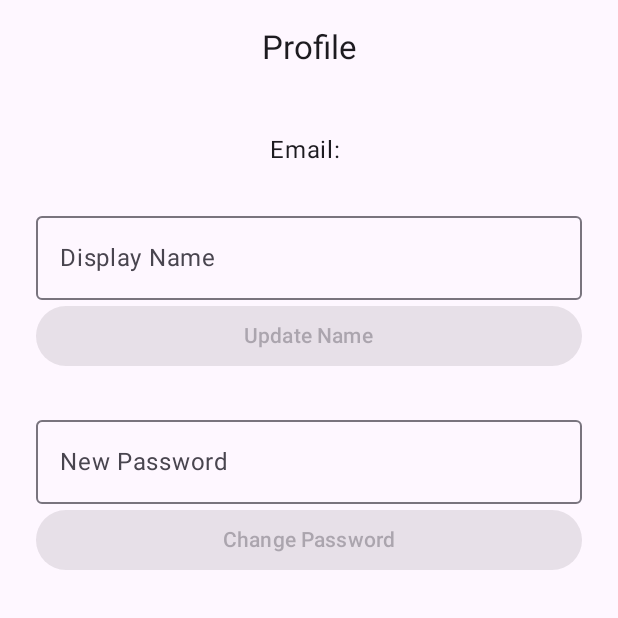
After one commit to ta-mac/CommunityPolls, an Android app built with Jetpack Compose: the ProfileScreen screen opened through its navigation route, on a phone screen of 412 x 824 dp, the top half of it. The commit adds this screen. Run offline under Robolectric (Android 15) with nearby library versions, the phone set to English and light mode, and no system bars; our stand-ins replace Firebase (no records; nobody signed in at launch, a user with empty details on screens opened directly).

Commit message:
More UI updates made. Added profile icon and profile screen to edit user name and change password. Also added a Forgot password feature.

```diff
--- a/app/build.gradle.kts
+++ b/app/build.gradle.kts
@@ -96,4 +96,8 @@ dependencies {
 
     // Firebase Performance Monitoring
     implementation("com.google.firebase:firebase-perf-ktx:20.5.1") // latest at time of writing
+
+    //Profile Picture
+    implementation("io.coil-kt:coil-compose:2.5.0")
+
 }
--- a/app/src/main/java/com/example/communitypolls/data/auth/AuthRepository.kt
+++ b/app/src/main/java/com/example/communitypolls/data/auth/AuthRepository.kt
@@ -3,20 +3,21 @@ package com.example.communitypolls.data.auth
 import com.example.communitypolls.model.AppUser
 import kotlinx.coroutines.flow.Flow
 
-// Result wrapper for auth operations
 sealed interface AuthResult {
     data class Success(val user: AppUser) : AuthResult
     data class Error(val message: String) : AuthResult
 }
 
-// Contract the UI will use (no Firebase types here)
 interface AuthRepository {
-    /** Emits the current user, or null when signed out. */
     val currentUser: Flow<AppUser?>
 
     suspend fun signUp(email: String, password: String, displayName: String): AuthResult
     suspend fun signIn(email: String, password: String): AuthResult
     suspend fun signInAnonymously(): AuthResult
     suspend fun signOut()
-    suspend fun refreshRole(): AppUser? // re-fetch role/profile if needed
+    suspend fun refreshRole(): AppUser?
+    suspend fun resetPassword(email: String): AuthResult //New
+    suspend fun updateDisplayName(name: String)//New
+    suspend fun changePassword(newPassword: String)//New
+
 }
--- a/app/src/main/java/com/example/communitypolls/ui/navigation/AppNav.kt
+++ b/app/src/main/java/com/example/communitypolls/ui/navigation/AppNav.kt
@@ -19,6 +19,10 @@ import com.example.communitypolls.ui.polls.PollVoteRoute
 import com.example.communitypolls.ui.screens.*
 import com.example.communitypolls.ui.sugg.SuggestPollRoute
 import com.example.communitypolls.ui.sugg.AdminSuggRoute
+import com.example.communitypolls.ui.screens.HomeUserScreen
+import com.example.communitypolls.ui.screens.HomeAdminScreen
+import com.example.communitypolls.ui.screens.HomeGuestScreen
+
 
 sealed class Route(val route: String) {
     object Welcome : Route("welcome")
@@ -33,6 +37,8 @@ sealed class Route(val route: String) {
     object PollEdit : Route("poll_edit/{pollId}")
     object Suggest : Route("suggest")
     object SuggestionsAdmin : Route("suggestions_admin")
+    object Profile : Route("profile")
+
 }
 
 @Composable
@@ -62,9 +68,11 @@ fun AppNav() {
                 loading = state.loading,
                 error = state.error,
                 onSubmit = authVm::signIn,
-                onGoToSignUp = { nav.navigate(Route.SignUp.route) }
+                onGoToSignUp = { nav.navigate(Route.SignUp.route) },
+                onResetPassword = authVm::resetPassword //New feature
             )
         }
+
 
         composable(Route.SignUp.route) {
             LaunchedEffect(user) { if (user != null) navigateToRoleHome(nav, user.role) }
@@ -89,6 +97,7 @@ fun AppNav() {
 
         composable(Route.HomeUser.route) {
             HomeUserScreen(
+                navController = nav,
                 onSignOut = {
                     authVm.signOut()
                     nav.navigate(Route.Welcome.route) { popUpTo(Route.Welcome.route) { inclusive = true } }
@@ -169,6 +178,17 @@ fun AppNav() {
         composable(Route.SuggestionsAdmin.route) {
             AdminSuggRoute(onClose = { nav.popBackStack() })
         }
+
+        composable(Route.Profile.route) {
+            ProfileScreen(
+                user = state.user,
+                error = state.error,
+                loading = state.loading,
+                onUpdateName = { newName -> authVm.updateDisplayName(newName) },
+                onChangePassword = { newPassword -> authVm.changePassword(newPassword) }
+            )
+        }
+
     }
 }
 
--- a/app/src/main/java/com/example/communitypolls/ui/screens/HomeScreens.kt
+++ b/app/src/main/java/com/example/communitypolls/ui/screens/HomeScreens.kt
@@ -2,7 +2,6 @@
 
 package com.example.communitypolls.ui.screens
 
-import androidx.compose.foundation.background
 import androidx.compose.foundation.layout.*
 import androidx.compose.foundation.shape.RoundedCornerShape
 import androidx.compose.material.icons.Icons
@@ -13,29 +12,67 @@ import androidx.compose.material3.*
 import androidx.compose.runtime.*
 import androidx.compose.ui.Alignment
 import androidx.compose.ui.Modifier
-import androidx.compose.ui.draw.shadow
-import androidx.compose.ui.graphics.Color
-import androidx.compose.ui.text.font.FontWeight
 import androidx.compose.ui.unit.dp
+import androidx.navigation.NavController
 import com.example.communitypolls.ui.ServiceLocator
 import com.example.communitypolls.ui.polls.PollListRoute
 import com.example.communitypolls.ui.polls.PollSort
 import kotlinx.coroutines.launch
+import com.google.firebase.auth.FirebaseAuth
+import coil.compose.AsyncImage
+import androidx.compose.ui.unit.dp
+import androidx.compose.ui.draw.clip
+import androidx.compose.foundation.shape.CircleShape
+
 
 /* ---------------------------- SHARED TOP BAR ---------------------------- */
 
+
 @Composable
 private fun PollsTopBar(
+    navController: NavController,
     onSuggestClick: () -> Unit,
     onSortClick: () -> Unit,
     sort: PollSort,
-    onSignOut: () -> Unit,
+    displayName: String?,
+    email: String?,
     showSort: Boolean = true,
     suggestLabel: String = "Suggest"
 ) {
-    TopAppBar(
-        title = { Text("Polls", style = MaterialTheme.typography.titleLarge) },
-        actions = {
+    Column(modifier = Modifier.fillMaxWidth()) {
+        Row(
+            modifier = Modifier
+                .fillMaxWidth()
+                .padding(horizontal = 16.dp, vertical = 8.dp),
+            horizontalArrangement = Arrangement.SpaceBetween,
+            verticalAlignment = Alignment.CenterVertically
+        ) {
+            Column {
+                if (!displayName.isNullOrBlank()) {
+                    Text(text = displayName, style = MaterialTheme.typography.titleMedium)
+                }
+                if (!email.isNullOrBlank()) {
+                    Text(text = email, style = MaterialTheme.typography.bodySmall)
+                }
+            }
+
+            IconButton(onClick = { navController.navigate("profile") }) {
+                Icon(
+                    imageVector = Icons.Default.Person,
+                    contentDescription = "Profile",
+                    modifier = Modifier.size(32.dp)
+                )
+            }
+
+        }
+
+        Row(
+            modifier = Modifier
+                .fillMaxWidth()
+                .padding(horizontal = 16.dp, vertical = 6.dp),
+            horizontalArrangement = Arrangement.spacedBy(12.dp),
+            verticalAlignment = Alignment.CenterVertically
+        ) {
             AssistChip(
                 onClick = onSuggestClick,
                 label = { Text(suggestLabel) },
@@ -50,11 +87,8 @@ private fun PollsTopBar(
                     shape = RoundedCornerShape(50)
                 )
             }
-            TextButton(onClick = onSignOut) {
-                Text("Sign Out", style = MaterialTheme.typography.labelLarge)
-            }
         }
-    )
+    }
 }
 
 /* ------------------------------- GUEST ------------------------------- */
@@ -127,37 +161,28 @@ fun HomeGuestScreen(
 
 @Composable
 fun HomeUserScreen(
+    navController: NavController,
     onSignOut: () -> Unit,
     onPollClick: (String) -> Unit,
     onSuggestClick: () -> Unit
 ) {
     var sort by remember { mutableStateOf(PollSort.NEWEST) }
+    val user = FirebaseAuth.getInstance().currentUser
+    val displayName = user?.displayName ?: "User"
+    val email = user?.email ?: ""
 
     Scaffold(
         topBar = {
-            Row(
-                modifier = Modifier
-                    .fillMaxWidth()
-                    .padding(top = 12.dp, start = 16.dp, end = 16.dp),
-                horizontalArrangement = Arrangement.SpaceBetween,
-                verticalAlignment = Alignment.CenterVertically
-            ) {
-                AssistChip(
-                    onClick = onSuggestClick,
-                    label = { Text("Suggest Poll") },
-                    leadingIcon = { Icon(Icons.Default.Add, contentDescription = null) },
-                    shape = RoundedCornerShape(50)
-                )
-
-                AssistChip(
-                    onClick = {
-                        sort = if (sort == PollSort.NEWEST) PollSort.OLDEST else PollSort.NEWEST
-                    },
-                    label = { Text("Sort: ${if (sort == PollSort.NEWEST) "Newest" else "Oldest"}") },
-                    leadingIcon = { Icon(Icons.Default.Sort, contentDescription = null) },
-                    shape = RoundedCornerShape(50)
-                )
-            }
+            PollsTopBar(
+                navController = navController,
+                onSuggestClick = onSuggestClick,
+                onSortClick = {
+                    sort = if (sort == PollSort.NEWEST) PollSort.OLDEST else PollSort.NEWEST
+                },
+                sort = sort,
+                displayName = displayName,
+                email = email
+            )
         },
         bottomBar = {
             Box(
@@ -177,7 +202,6 @@ fun HomeUserScreen(
                 .padding(padding)
                 .fillMaxSize()
         ) {
-            // Poll list
             PollListRoute(
                 onPollClick = onPollClick,
                 showAdminActions = false,
@@ -188,9 +212,6 @@ fun HomeUserScreen(
         }
     }
 }
-
-
-
 
 /* ------------------------------- ADMIN ------------------------------- */
 
--- /dev/null
+++ b/app/src/main/java/com/example/communitypolls/ui/screens/ProfileScreen.kt
@@ -0,0 +1,90 @@
+package com.example.communitypolls.ui.screens
+
+import androidx.compose.foundation.layout.*
+import androidx.compose.material3.*
+import androidx.compose.runtime.*
+import androidx.compose.ui.Alignment
+import androidx.compose.ui.Modifier
+import androidx.compose.ui.graphics.Color
+import androidx.compose.ui.text.input.PasswordVisualTransformation
+import androidx.compose.ui.unit.dp
+import com.example.communitypolls.model.AppUser
+
+@OptIn(ExperimentalMaterial3Api::class)
+@Composable
+fun ProfileScreen(
+    user: AppUser?,
+    onUpdateName: (String) -> Unit,
+    onChangePassword: (String) -> Unit,
+    error: String?,
+    loading: Boolean
+) {
+    var name by remember { mutableStateOf(user?.displayName ?: "") }
+    var password by remember { mutableStateOf("") }
+
+    Scaffold(
+        topBar = {
+            CenterAlignedTopAppBar(
+                title = { Text("Profile", style = MaterialTheme.typography.titleLarge) }
+            )
+        }
+    ) { padding ->
+        Column(
+            modifier = Modifier
+                .padding(padding)
+                .padding(24.dp)
+                .fillMaxSize(),
+            verticalArrangement = Arrangement.Top,
+            horizontalAlignment = Alignment.CenterHorizontally
+        ) {
+            Text("Email: ${user?.email ?: "Unknown"}", style = MaterialTheme.typography.bodyLarge)
+
+            Spacer(modifier = Modifier.height(24.dp))
+
+            OutlinedTextField(
+                value = name,
+                onValueChange = { name = it },
+                label = { Text("Display Name") },
+                singleLine = true,
+                modifier = Modifier.fillMaxWidth()
+            )
+
+            Button(
+                onClick = { onUpdateName(name) },
+                modifier = Modifier.fillMaxWidth(),
+                enabled = name.isNotBlank()
+            ) {
+                Text("Update Name")
+            }
+
+            Spacer(modifier = Modifier.height(24.dp))
+
+            OutlinedTextField(
+                value = password,
+                onValueChange = { password = it },
+                label = { Text("New Password") },
+                singleLine = true,
+                visualTransformation = PasswordVisualTransformation(),
+                modifier = Modifier.fillMaxWidth()
+            )
+
+            Button(
+                onClick = { onChangePassword(password) },
+                modifier = Modifier.fillMaxWidth(),
+                enabled = password.length >= 6
+            ) {
+                Text("Change Password")
+            }
+
+            if (loading) {
+                Spacer(Modifier.height(16.dp))
+                CircularProgressIndicator()
+            }
+
+            error?.let {
+                Spacer(modifier = Modifier.height(16.dp))
+                Text(it, color = if (it.contains("updated")) Color.Green else Color.Red)
+            }
+        }
+    }
+}
```
Also changed, not shown: app/src/main/java/com/example/communitypolls/data/auth/FirebaseAuthRepository.kt (+31 -0 lines), app/src/main/java/com/example/communitypolls/ui/auth/AuthViewModel.kt (+53 -1 lines), app/src/main/java/com/example/communitypolls/ui/screens/SignInScreen.kt (+25 -33 lines).
